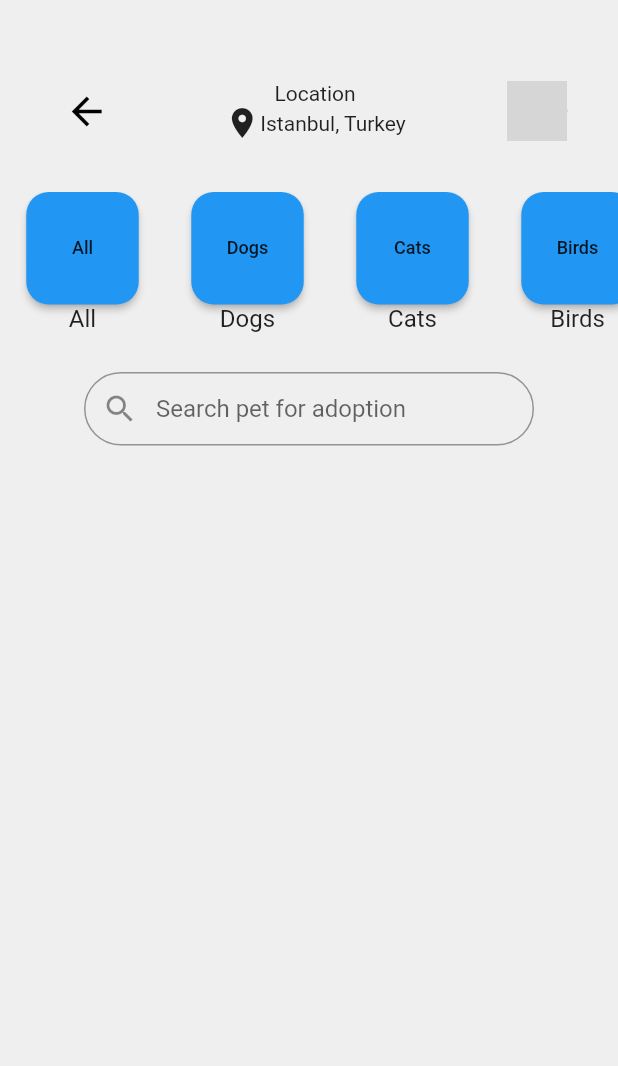
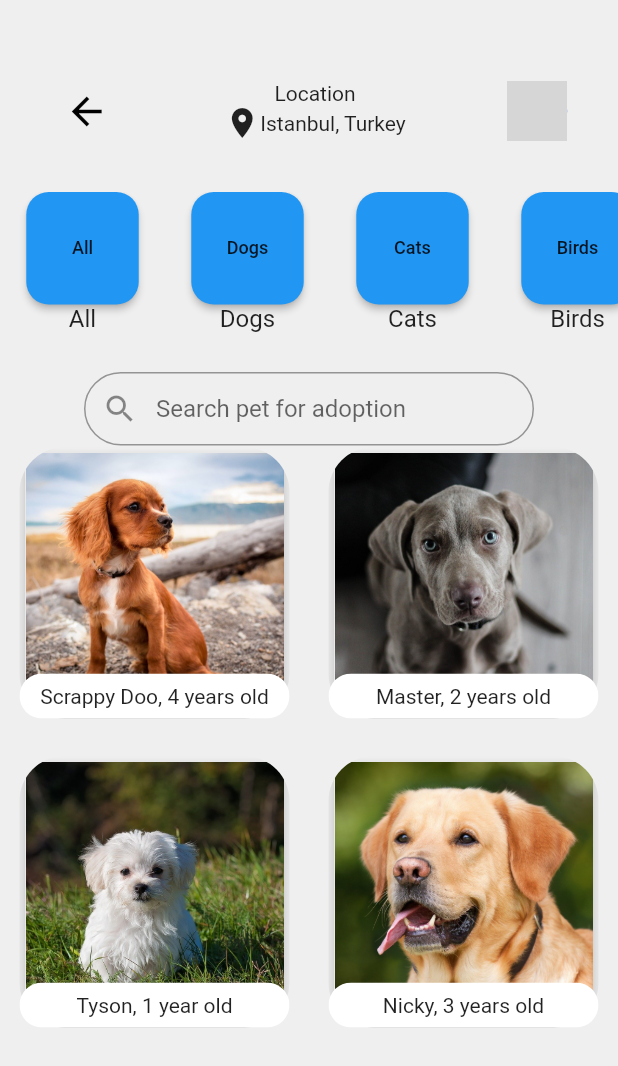
Before and after one commit to italiaiello/flutter-pets, a Flutter app: the screen it shows after launch, after a tap on "Login / Signup", on a phone screen of 412 x 824 dp. Shown: the top 1066 px of the screen. Run offline on Flutter 3.47's test engine with Material 2 defaults, Android fonts, the phone set to English and light mode, and no system bars; network calls fail; grey boxes are pictures that could not be loaded.

Commit message:
added dog cards

```diff
--- a/lib/main.dart
+++ b/lib/main.dart
@@ -1,4 +1,5 @@
 import 'package:flutter/material.dart';
+import './screens/home_screen.dart';
 
 import './screens/pet_search.dart';
 
@@ -10,58 +11,8 @@ class MyApp extends StatelessWidget {
     return MaterialApp(
       theme: new ThemeData(scaffoldBackgroundColor: const Color(0xFFEFEFEF)),
       home: Scaffold(
-        body: MyAppWidget(),
+        body: HomeScreen(),
       ),
     );
   }
 }
-
-class MyAppWidget extends StatefulWidget {
-  @override
-  State<StatefulWidget> createState() {
-    return _MyAppWidgetState();
-  }
-}
-
-class _MyAppWidgetState extends State<MyAppWidget> {
-  @override
-  Widget build(BuildContext context) {
-    return Column(
-      mainAxisAlignment: MainAxisAlignment.spaceBetween,
-      children: <Widget>[
-        Column(
-          children: [
-            SizedBox(height: 100),
-            Text('Don\'t Shop, Adopt.', style: TextStyle(fontSize: 30)),
-          ],
-        ),
-        ButtonTheme(
-          minWidth: 350,
-          height: 50,
-          child: Center(
-            child: Padding(
-              padding: EdgeInsets.only(bottom: 30.0),
-              child: RaisedButton(
-                textColor: Colors.black,
-                color: Colors.orange,
-                onPressed: () {
-                  Navigator.push(
-                    context,
-                    MaterialPageRoute(
-                      builder: (context) => PetSearch()
-                    ),
-                  );
-
-                },
-                child: Text('Login / Signup'),
-                shape: RoundedRectangleBorder(
-                  borderRadius: BorderRadius.circular(10.0),
-                ),
-              ),
-            ),
-          ),
-        ),
-      ],
-    );
-  }
-}
--- a/lib/models/available_pets.dart
+++ b/lib/models/available_pets.dart
@@ -1,34 +1,34 @@
-class AvailablePets {
+class AvailablePet {
   String imageUrl;
-  String name;
+  String description;
   String type;
 
-  AvailablePets({
+  AvailablePet({
     this.imageUrl,
-    this.name,
+    this.description,
     this.type,
   });
 }
 
-List<AvailablePets> availablePets = [
-  AvailablePets(
+List<AvailablePet> petList = [
+  AvailablePet(
     imageUrl: 'assets/images/scrappydoo.jpg',
-    name: 'Scrappy Doo',
+    description: 'Scrappy Doo, 4 years old',
     type: 'Dog'
   ),
-  AvailablePets(
+  AvailablePet(
     imageUrl: 'assets/images/master.jpg',
-    name: 'Master',
+    description: 'Master, 2 years old',
     type: 'Dog'
   ),
-  AvailablePets(
+  AvailablePet(
     imageUrl: 'assets/images/tyson.jpg',
-    name: 'Tyson',
+    description: 'Tyson, 1 year old',
     type: 'Dog'
   ),
-  AvailablePets(
+  AvailablePet(
     imageUrl: 'assets/images/nicky.jpg',
-    name: 'Nicky',
+    description: 'Nicky, 3 years old',
     type: 'Dog'
   ),
 ];
--- /dev/null
+++ b/lib/screens/home_screen.dart
@@ -0,0 +1,53 @@
+import 'package:flutter/material.dart';
+
+import './pet_search.dart';
+
+class HomeScreen extends StatefulWidget {
+  @override
+  State<StatefulWidget> createState() {
+    return _HomeScreenState();
+  }
+}
+
+class _HomeScreenState extends State<HomeScreen> {
+  @override
+  Widget build(BuildContext context) {
+    return Column(
+      mainAxisAlignment: MainAxisAlignment.spaceBetween,
+      children: <Widget>[
+        Column(
+          children: [
+            SizedBox(height: 100),
+            Text('Don\'t Shop, Adopt.', style: TextStyle(fontSize: 30)),
+          ],
+        ),
+        ButtonTheme(
+          minWidth: 350,
+          height: 50,
+          child: Center(
+            child: Padding(
+              padding: EdgeInsets.only(bottom: 30.0),
+              child: RaisedButton(
+                textColor: Colors.black,
+                color: Colors.orange,
+                onPressed: () {
+                  Navigator.push(
+                    context,
+                    MaterialPageRoute(
+                      builder: (context) => PetSearch()
+                    ),
+                  );
+
+                },
+                child: Text('Login / Signup'),
+                shape: RoundedRectangleBorder(
+                  borderRadius: BorderRadius.circular(10.0),
+                ),
+              ),
+            ),
+          ),
+        ),
+      ],
+    );
+  }
+}
--- a/lib/screens/pet_search.dart
+++ b/lib/screens/pet_search.dart
@@ -16,7 +16,8 @@ class PetSearch extends StatelessWidget {
           ),
           UserInfo(),
           PetOptions(),
-          Center(child: SearchBar(),)
+          Center(child: SearchBar(),),
+          Expanded(child: Pet()),
         ],
       ),
     );
--- a/lib/widgets/pet.dart
+++ b/lib/widgets/pet.dart
@@ -1,26 +1,69 @@
 import 'package:flutter/material.dart';
 
-class Pet extends StatefulWidget {
-  final Image petImage;
+import '../models/available_pets.dart';
 
-  Pet(this.petImage);
-
-  @override
-  _PetState createState() => _PetState();
-}
-
-class _PetState extends State<Pet> {
+class Pet extends StatelessWidget {
   @override
   Widget build(BuildContext context) {
-    return Column(
-      children: <Widget>[
-        Container(
-          width: 100,
-          height: 100,
-          color: Colors.blue,
-        ),
-        Text('Scrappy Doo, 4 years'),
-      ],
+    return Container(
+      width: double.infinity,
+      height: 350.0,
+      child: ListView(children: <Widget>[
+        GridView.builder(
+          shrinkWrap: true,
+          physics: NeverScrollableScrollPhysics(),
+          itemCount: petList.length,
+          gridDelegate:
+              SliverGridDelegateWithFixedCrossAxisCount(crossAxisCount: 2),
+          itemBuilder: (BuildContext context, int index) {
+            return GestureDetector(
+              child: Center(
+                child: Container(
+                  margin: EdgeInsets.only(bottom: 25.0),
+                  child: Stack(
+                    children: [
+                      ClipRRect(
+                        borderRadius: BorderRadius.all(Radius.circular(30.0)),
+                        child: Container(
+                          width: 180.0,
+                          child: Card(
+                            elevation: 5.0,
+                            child: Container(
+                              decoration: BoxDecoration(
+                                image: DecorationImage(
+                                  fit: BoxFit.cover,
+                                  image: AssetImage(petList[index].imageUrl),
+                                ),
+                              ),
+                            ),
+                          ),
+                        ),
+                      ),
+                      Positioned(
+                        bottom: 0,
+                        child: ClipRRect(
+                          borderRadius: BorderRadius.all(Radius.circular(20.0)),
+                          child: Container(
+                            width: 180.0,
+                            height: 30.0,
+                            color: Colors.white,
+                            child: Center(
+                              child: Text(
+                                petList[index].description,
+                              ),
+                            ),
+                          ),
+                        ),
+                      ),
+                    ],
+                  ),
+                ),
+              ),
+              onTap: () {},
+            );
+          },
+        )
+      ]),
     );
   }
 }
--- a/pubspec.yaml
+++ b/pubspec.yaml
@@ -41,9 +41,8 @@ flutter:
   uses-material-design: true
 
   # To add assets to your application, add an assets section, like this:
-  # assets:
-  #  - images/a_dot_burr.jpeg
-  #  - images/a_dot_ham.jpeg
+  assets:
+    - assets/images/
 
   # An image asset can refer to one or more resolution-specific "variants", see
   # https://flutter.dev/assets-and-images/#resolution-aware.
```
Also changed, not shown: assets/images/master.jpg (renamed from assets / images/master.jpg), assets/images/nicky.jpg (renamed from assets / images/nicky.jpg), assets/images/scrappydoo.jpg (renamed from assets / images/scrappydoo.jpg), assets/images/tyson.jpg (renamed from assets / images/tyson.jpg).
